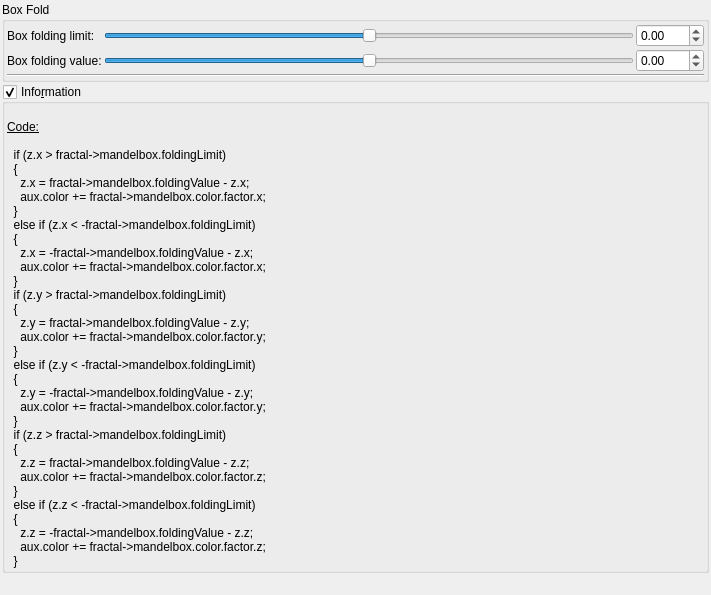
Qt form mandelbulber2/qt_data/fractal_transf_box_fold.ui (buddhi1980/mandelbulber2) before a commit.
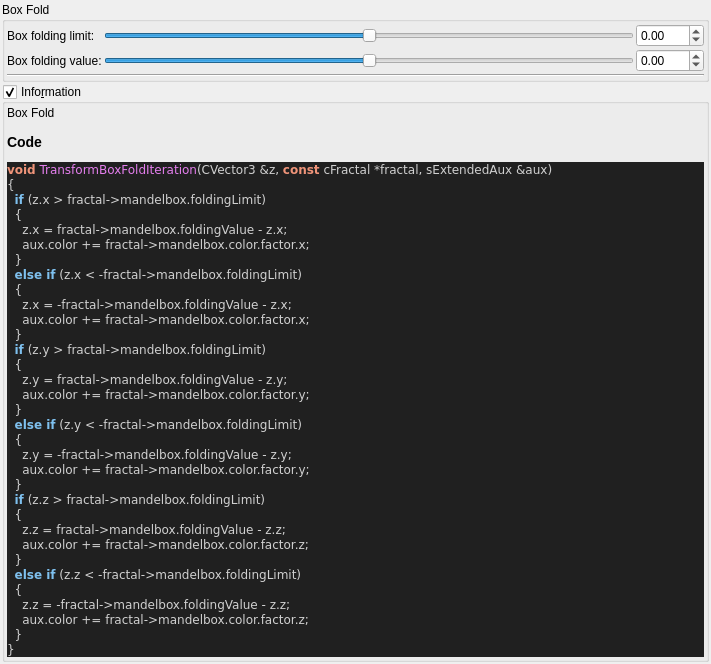
The same form after that commit. Custom widgets are drawn as their Qt base class.

Commit message:
added all transforms information boxes
now all formulas can be parsed.

@buddhi do you got a reference for Xenodreambuie formula?

```diff
--- a/mandelbulber2/qt_data/fractal_transf_box_fold.ui
+++ b/mandelbulber2/qt_data/fractal_transf_box_fold.ui
@@ -214,43 +214,54 @@
       <item>
        <widget class="QLabel" name="label_4">
         <property name="text">
-         <string>&lt;!DOCTYPE HTML PUBLIC &quot;-//W3C//DTD HTML 4.0//EN&quot; &quot;http://www.w3.org/TR/REC-html40/strict.dtd&quot;&gt;
-&lt;html&gt;&lt;head&gt;&lt;meta name=&quot;qrichtext&quot; content=&quot;1&quot; /&gt;&lt;style type=&quot;text/css&quot;&gt;
-p, li { white-space: pre-wrap; }
-&lt;/style&gt;&lt;/head&gt;&lt;body&gt;
-&lt;p style=&quot;-qt-paragraph-type:empty; margin-top:0px; margin-bottom:0px; margin-left:0px; margin-right:0px; -qt-block-indent:0; text-indent:0px;&quot;&gt;&lt;br /&gt;&lt;/p&gt;
-&lt;p style=&quot; margin-top:0px; margin-bottom:0px; margin-left:0px; margin-right:0px; -qt-block-indent:0; text-indent:0px;&quot;&gt;&lt;span style=&quot; text-decoration: underline;&quot;&gt;Code:&lt;/span&gt;&lt;/p&gt;
-&lt;p style=&quot;-qt-paragraph-type:empty; margin-top:0px; margin-bottom:0px; margin-left:0px; margin-right:0px; -qt-block-indent:0; text-indent:0px; text-decoration: underline;&quot;&gt;&lt;br /&gt;&lt;/p&gt;
-&lt;p style=&quot; margin-top:0px; margin-bottom:0px; margin-left:0px; margin-right:0px; -qt-block-indent:0; text-indent:0px;&quot;&gt;  if (z.x &amp;gt; fractal-&amp;gt;mandelbox.foldingLimit)&lt;/p&gt;
-&lt;p style=&quot; margin-top:0px; margin-bottom:0px; margin-left:0px; margin-right:0px; -qt-block-indent:0; text-indent:0px;&quot;&gt;  {&lt;/p&gt;
-&lt;p style=&quot; margin-top:0px; margin-bottom:0px; margin-left:0px; margin-right:0px; -qt-block-indent:0; text-indent:0px;&quot;&gt;    z.x = fractal-&amp;gt;mandelbox.foldingValue - z.x;&lt;/p&gt;
-&lt;p style=&quot; margin-top:0px; margin-bottom:0px; margin-left:0px; margin-right:0px; -qt-block-indent:0; text-indent:0px;&quot;&gt;    aux.color += fractal-&amp;gt;mandelbox.color.factor.x;&lt;/p&gt;
-&lt;p style=&quot; margin-top:0px; margin-bottom:0px; margin-left:0px; margin-right:0px; -qt-block-indent:0; text-indent:0px;&quot;&gt;  }&lt;/p&gt;
-&lt;p style=&quot; margin-top:0px; margin-bottom:0px; margin-left:0px; margin-right:0px; -qt-block-indent:0; text-indent:0px;&quot;&gt;  else if (z.x &amp;lt; -fractal-&amp;gt;mandelbox.foldingLimit)&lt;/p&gt;
-&lt;p style=&quot; margin-top:0px; margin-bottom:0px; margin-left:0px; margin-right:0px; -qt-block-indent:0; text-indent:0px;&quot;&gt;  {&lt;/p&gt;
-&lt;p style=&quot; margin-top:0px; margin-bottom:0px; margin-left:0px; margin-right:0px; -qt-block-indent:0; text-indent:0px;&quot;&gt;    z.x = -fractal-&amp;gt;mandelbox.foldingValue - z.x;&lt;/p&gt;
-&lt;p style=&quot; margin-top:0px; margin-bottom:0px; margin-left:0px; margin-right:0px; -qt-block-indent:0; text-indent:0px;&quot;&gt;    aux.color += fractal-&amp;gt;mandelbox.color.factor.x;&lt;/p&gt;
-&lt;p style=&quot; margin-top:0px; margin-bottom:0px; margin-left:0px; margin-right:0px; -qt-block-indent:0; text-indent:0px;&quot;&gt;  }&lt;/p&gt;
-&lt;p style=&quot; margin-top:0px; margin-bottom:0px; margin-left:0px; margin-right:0px; -qt-block-indent:0; text-indent:0px;&quot;&gt;  if (z.y &amp;gt; fractal-&amp;gt;mandelbox.foldingLimit)&lt;/p&gt;
-&lt;p style=&quot; margin-top:0px; margin-bottom:0px; margin-left:0px; margin-right:0px; -qt-block-indent:0; text-indent:0px;&quot;&gt;  {&lt;/p&gt;
-&lt;p style=&quot; margin-top:0px; margin-bottom:0px; margin-left:0px; margin-right:0px; -qt-block-indent:0; text-indent:0px;&quot;&gt;    z.y = fractal-&amp;gt;mandelbox.foldingValue - z.y;&lt;/p&gt;
-&lt;p style=&quot; margin-top:0px; margin-bottom:0px; margin-left:0px; margin-right:0px; -qt-block-indent:0; text-indent:0px;&quot;&gt;    aux.color += fractal-&amp;gt;mandelbox.color.factor.y;&lt;/p&gt;
-&lt;p style=&quot; margin-top:0px; margin-bottom:0px; margin-left:0px; margin-right:0px; -qt-block-indent:0; text-indent:0px;&quot;&gt;  }&lt;/p&gt;
-&lt;p style=&quot; margin-top:0px; margin-bottom:0px; margin-left:0px; margin-right:0px; -qt-block-indent:0; text-indent:0px;&quot;&gt;  else if (z.y &amp;lt; -fractal-&amp;gt;mandelbox.foldingLimit)&lt;/p&gt;
-&lt;p style=&quot; margin-top:0px; margin-bottom:0px; margin-left:0px; margin-right:0px; -qt-block-indent:0; text-indent:0px;&quot;&gt;  {&lt;/p&gt;
-&lt;p style=&quot; margin-top:0px; margin-bottom:0px; margin-left:0px; margin-right:0px; -qt-block-indent:0; text-indent:0px;&quot;&gt;    z.y = -fractal-&amp;gt;mandelbox.foldingValue - z.y;&lt;/p&gt;
-&lt;p style=&quot; margin-top:0px; margin-bottom:0px; margin-left:0px; margin-right:0px; -qt-block-indent:0; text-indent:0px;&quot;&gt;    aux.color += fractal-&amp;gt;mandelbox.color.factor.y;&lt;/p&gt;
-&lt;p style=&quot; margin-top:0px; margin-bottom:0px; margin-left:0px; margin-right:0px; -qt-block-indent:0; text-indent:0px;&quot;&gt;  }&lt;/p&gt;
-&lt;p style=&quot; margin-top:0px; margin-bottom:0px; margin-left:0px; margin-right:0px; -qt-block-indent:0; text-indent:0px;&quot;&gt;  if (z.z &amp;gt; fractal-&amp;gt;mandelbox.foldingLimit)&lt;/p&gt;
-&lt;p style=&quot; margin-top:0px; margin-bottom:0px; margin-left:0px; margin-right:0px; -qt-block-indent:0; text-indent:0px;&quot;&gt;  {&lt;/p&gt;
-&lt;p style=&quot; margin-top:0px; margin-bottom:0px; margin-left:0px; margin-right:0px; -qt-block-indent:0; text-indent:0px;&quot;&gt;    z.z = fractal-&amp;gt;mandelbox.foldingValue - z.z;&lt;/p&gt;
-&lt;p style=&quot; margin-top:0px; margin-bottom:0px; margin-left:0px; margin-right:0px; -qt-block-indent:0; text-indent:0px;&quot;&gt;    aux.color += fractal-&amp;gt;mandelbox.color.factor.z;&lt;/p&gt;
-&lt;p style=&quot; margin-top:0px; margin-bottom:0px; margin-left:0px; margin-right:0px; -qt-block-indent:0; text-indent:0px;&quot;&gt;  }&lt;/p&gt;
-&lt;p style=&quot; margin-top:0px; margin-bottom:0px; margin-left:0px; margin-right:0px; -qt-block-indent:0; text-indent:0px;&quot;&gt;  else if (z.z &amp;lt; -fractal-&amp;gt;mandelbox.foldingLimit)&lt;/p&gt;
-&lt;p style=&quot; margin-top:0px; margin-bottom:0px; margin-left:0px; margin-right:0px; -qt-block-indent:0; text-indent:0px;&quot;&gt;  {&lt;/p&gt;
-&lt;p style=&quot; margin-top:0px; margin-bottom:0px; margin-left:0px; margin-right:0px; -qt-block-indent:0; text-indent:0px;&quot;&gt;    z.z = -fractal-&amp;gt;mandelbox.foldingValue - z.z;&lt;/p&gt;
-&lt;p style=&quot; margin-top:0px; margin-bottom:0px; margin-left:0px; margin-right:0px; -qt-block-indent:0; text-indent:0px;&quot;&gt;    aux.color += fractal-&amp;gt;mandelbox.color.factor.z;&lt;/p&gt;
-&lt;p style=&quot; margin-top:0px; margin-bottom:0px; margin-left:0px; margin-right:0px; -qt-block-indent:0; text-indent:0px;&quot;&gt;  }&lt;/p&gt;&lt;/body&gt;&lt;/html&gt;</string>
+         <string>&lt;p&gt;Box Fold&lt;/p&gt;&lt;table&gt;
+&lt;/table&gt;
+&lt;h3&gt;Code&lt;/h3&gt;
+&lt;!DOCTYPE HTML PUBLIC &quot;-//W3C//DTD HTML 4.0 Transitional//EN&quot;&gt;
+&lt;html&gt;
+&lt;head&gt;
+&lt;meta http-equiv=&quot;content-type&quot; content=&quot;text/html; charset=ISO-8859-1&quot;&gt;
+&lt;title&gt;Source file&lt;/title&gt;
+&lt;/head&gt;
+&lt;body style=&quot;background-color:#202020&quot;&gt;
+&lt;pre style=&quot;color:#d0d0d0; background-color:#202020;  font-family:'Courier New';&quot;&gt;&lt;span style=&quot;color:#f09479; font-weight:bold&quot;&gt;void&lt;/span&gt; &lt;span style=&quot;color:#e47eed&quot;&gt;TransformBoxFoldIteration&lt;/span&gt;&lt;span style=&quot;color:#d0d0d0&quot;&gt;(&lt;/span&gt;CVector3 &lt;span style=&quot;color:#d0d0d0&quot;&gt;&amp;amp;&lt;/span&gt;z&lt;span style=&quot;color:#d0d0d0&quot;&gt;,&lt;/span&gt; &lt;span style=&quot;color:#f09479; font-weight:bold&quot;&gt;const&lt;/span&gt; cFractal &lt;span style=&quot;color:#d0d0d0&quot;&gt;*&lt;/span&gt;fractal&lt;span style=&quot;color:#d0d0d0&quot;&gt;,&lt;/span&gt; sExtendedAux &lt;span style=&quot;color:#d0d0d0&quot;&gt;&amp;amp;&lt;/span&gt;aux&lt;span style=&quot;color:#d0d0d0&quot;&gt;)&lt;/span&gt;
+&lt;span style=&quot;color:#d0d0d0&quot;&gt;{&lt;/span&gt;
+  &lt;span style=&quot;color:#7ec0ee; font-weight:bold&quot;&gt;if&lt;/span&gt; &lt;span style=&quot;color:#d0d0d0&quot;&gt;(&lt;/span&gt;z&lt;span style=&quot;color:#d0d0d0&quot;&gt;.&lt;/span&gt;x &lt;span style=&quot;color:#d0d0d0&quot;&gt;&amp;gt;&lt;/span&gt; fractal&lt;span style=&quot;color:#d0d0d0&quot;&gt;-&amp;gt;&lt;/span&gt;mandelbox&lt;span style=&quot;color:#d0d0d0&quot;&gt;.&lt;/span&gt;foldingLimit&lt;span style=&quot;color:#d0d0d0&quot;&gt;)&lt;/span&gt;
+  &lt;span style=&quot;color:#d0d0d0&quot;&gt;{&lt;/span&gt;
+    z&lt;span style=&quot;color:#d0d0d0&quot;&gt;.&lt;/span&gt;x &lt;span style=&quot;color:#d0d0d0&quot;&gt;=&lt;/span&gt; fractal&lt;span style=&quot;color:#d0d0d0&quot;&gt;-&amp;gt;&lt;/span&gt;mandelbox&lt;span style=&quot;color:#d0d0d0&quot;&gt;.&lt;/span&gt;foldingValue &lt;span style=&quot;color:#d0d0d0&quot;&gt;-&lt;/span&gt; z&lt;span style=&quot;color:#d0d0d0&quot;&gt;.&lt;/span&gt;x&lt;span style=&quot;color:#d0d0d0&quot;&gt;;&lt;/span&gt;
+    aux&lt;span style=&quot;color:#d0d0d0&quot;&gt;.&lt;/span&gt;color &lt;span style=&quot;color:#d0d0d0&quot;&gt;+=&lt;/span&gt; fractal&lt;span style=&quot;color:#d0d0d0&quot;&gt;-&amp;gt;&lt;/span&gt;mandelbox&lt;span style=&quot;color:#d0d0d0&quot;&gt;.&lt;/span&gt;color&lt;span style=&quot;color:#d0d0d0&quot;&gt;.&lt;/span&gt;factor&lt;span style=&quot;color:#d0d0d0&quot;&gt;.&lt;/span&gt;x&lt;span style=&quot;color:#d0d0d0&quot;&gt;;&lt;/span&gt;
+  &lt;span style=&quot;color:#d0d0d0&quot;&gt;}&lt;/span&gt;
+  &lt;span style=&quot;color:#7ec0ee; font-weight:bold&quot;&gt;else if&lt;/span&gt; &lt;span style=&quot;color:#d0d0d0&quot;&gt;(&lt;/span&gt;z&lt;span style=&quot;color:#d0d0d0&quot;&gt;.&lt;/span&gt;x &lt;span style=&quot;color:#d0d0d0&quot;&gt;&amp;lt; -&lt;/span&gt;fractal&lt;span style=&quot;color:#d0d0d0&quot;&gt;-&amp;gt;&lt;/span&gt;mandelbox&lt;span style=&quot;color:#d0d0d0&quot;&gt;.&lt;/span&gt;foldingLimit&lt;span style=&quot;color:#d0d0d0&quot;&gt;)&lt;/span&gt;
+  &lt;span style=&quot;color:#d0d0d0&quot;&gt;{&lt;/span&gt;
+    z&lt;span style=&quot;color:#d0d0d0&quot;&gt;.&lt;/span&gt;x &lt;span style=&quot;color:#d0d0d0&quot;&gt;= -&lt;/span&gt;fractal&lt;span style=&quot;color:#d0d0d0&quot;&gt;-&amp;gt;&lt;/span&gt;mandelbox&lt;span style=&quot;color:#d0d0d0&quot;&gt;.&lt;/span&gt;foldingValue &lt;span style=&quot;color:#d0d0d0&quot;&gt;-&lt;/span&gt; z&lt;span style=&quot;color:#d0d0d0&quot;&gt;.&lt;/span&gt;x&lt;span style=&quot;color:#d0d0d0&quot;&gt;;&lt;/span&gt;
+    aux&lt;span style=&quot;color:#d0d0d0&quot;&gt;.&lt;/span&gt;color &lt;span style=&quot;color:#d0d0d0&quot;&gt;+=&lt;/span&gt; fractal&lt;span style=&quot;color:#d0d0d0&quot;&gt;-&amp;gt;&lt;/span&gt;mandelbox&lt;span style=&quot;color:#d0d0d0&quot;&gt;.&lt;/span&gt;color&lt;span style=&quot;color:#d0d0d0&quot;&gt;.&lt;/span&gt;factor&lt;span style=&quot;color:#d0d0d0&quot;&gt;.&lt;/span&gt;x&lt;span style=&quot;color:#d0d0d0&quot;&gt;;&lt;/span&gt;
+  &lt;span style=&quot;color:#d0d0d0&quot;&gt;}&lt;/span&gt;
+  &lt;span style=&quot;color:#7ec0ee; font-weight:bold&quot;&gt;if&lt;/span&gt; &lt;span style=&quot;color:#d0d0d0&quot;&gt;(&lt;/span&gt;z&lt;span style=&quot;color:#d0d0d0&quot;&gt;.&lt;/span&gt;y &lt;span style=&quot;color:#d0d0d0&quot;&gt;&amp;gt;&lt;/span&gt; fractal&lt;span style=&quot;color:#d0d0d0&quot;&gt;-&amp;gt;&lt;/span&gt;mandelbox&lt;span style=&quot;color:#d0d0d0&quot;&gt;.&lt;/span&gt;foldingLimit&lt;span style=&quot;color:#d0d0d0&quot;&gt;)&lt;/span&gt;
+  &lt;span style=&quot;color:#d0d0d0&quot;&gt;{&lt;/span&gt;
+    z&lt;span style=&quot;color:#d0d0d0&quot;&gt;.&lt;/span&gt;y &lt;span style=&quot;color:#d0d0d0&quot;&gt;=&lt;/span&gt; fractal&lt;span style=&quot;color:#d0d0d0&quot;&gt;-&amp;gt;&lt;/span&gt;mandelbox&lt;span style=&quot;color:#d0d0d0&quot;&gt;.&lt;/span&gt;foldingValue &lt;span style=&quot;color:#d0d0d0&quot;&gt;-&lt;/span&gt; z&lt;span style=&quot;color:#d0d0d0&quot;&gt;.&lt;/span&gt;y&lt;span style=&quot;color:#d0d0d0&quot;&gt;;&lt;/span&gt;
+    aux&lt;span style=&quot;color:#d0d0d0&quot;&gt;.&lt;/span&gt;color &lt;span style=&quot;color:#d0d0d0&quot;&gt;+=&lt;/span&gt; fractal&lt;span style=&quot;color:#d0d0d0&quot;&gt;-&amp;gt;&lt;/span&gt;mandelbox&lt;span style=&quot;color:#d0d0d0&quot;&gt;.&lt;/span&gt;color&lt;span style=&quot;color:#d0d0d0&quot;&gt;.&lt;/span&gt;factor&lt;span style=&quot;color:#d0d0d0&quot;&gt;.&lt;/span&gt;y&lt;span style=&quot;color:#d0d0d0&quot;&gt;;&lt;/span&gt;
+  &lt;span style=&quot;color:#d0d0d0&quot;&gt;}&lt;/span&gt;
+  &lt;span style=&quot;color:#7ec0ee; font-weight:bold&quot;&gt;else if&lt;/span&gt; &lt;span style=&quot;color:#d0d0d0&quot;&gt;(&lt;/span&gt;z&lt;span style=&quot;color:#d0d0d0&quot;&gt;.&lt;/span&gt;y &lt;span style=&quot;color:#d0d0d0&quot;&gt;&amp;lt; -&lt;/span&gt;fractal&lt;span style=&quot;color:#d0d0d0&quot;&gt;-&amp;gt;&lt;/span&gt;mandelbox&lt;span style=&quot;color:#d0d0d0&quot;&gt;.&lt;/span&gt;foldingLimit&lt;span style=&quot;color:#d0d0d0&quot;&gt;)&lt;/span&gt;
+  &lt;span style=&quot;color:#d0d0d0&quot;&gt;{&lt;/span&gt;
+    z&lt;span style=&quot;color:#d0d0d0&quot;&gt;.&lt;/span&gt;y &lt;span style=&quot;color:#d0d0d0&quot;&gt;= -&lt;/span&gt;fractal&lt;span style=&quot;color:#d0d0d0&quot;&gt;-&amp;gt;&lt;/span&gt;mandelbox&lt;span style=&quot;color:#d0d0d0&quot;&gt;.&lt;/span&gt;foldingValue &lt;span style=&quot;color:#d0d0d0&quot;&gt;-&lt;/span&gt; z&lt;span style=&quot;color:#d0d0d0&quot;&gt;.&lt;/span&gt;y&lt;span style=&quot;color:#d0d0d0&quot;&gt;;&lt;/span&gt;
+    aux&lt;span style=&quot;color:#d0d0d0&quot;&gt;.&lt;/span&gt;color &lt;span style=&quot;color:#d0d0d0&quot;&gt;+=&lt;/span&gt; fractal&lt;span style=&quot;color:#d0d0d0&quot;&gt;-&amp;gt;&lt;/span&gt;mandelbox&lt;span style=&quot;color:#d0d0d0&quot;&gt;.&lt;/span&gt;color&lt;span style=&quot;color:#d0d0d0&quot;&gt;.&lt;/span&gt;factor&lt;span style=&quot;color:#d0d0d0&quot;&gt;.&lt;/span&gt;y&lt;span style=&quot;color:#d0d0d0&quot;&gt;;&lt;/span&gt;
+  &lt;span style=&quot;color:#d0d0d0&quot;&gt;}&lt;/span&gt;
+  &lt;span style=&quot;color:#7ec0ee; font-weight:bold&quot;&gt;if&lt;/span&gt; &lt;span style=&quot;color:#d0d0d0&quot;&gt;(&lt;/span&gt;z&lt;span style=&quot;color:#d0d0d0&quot;&gt;.&lt;/span&gt;z &lt;span style=&quot;color:#d0d0d0&quot;&gt;&amp;gt;&lt;/span&gt; fractal&lt;span style=&quot;color:#d0d0d0&quot;&gt;-&amp;gt;&lt;/span&gt;mandelbox&lt;span style=&quot;color:#d0d0d0&quot;&gt;.&lt;/span&gt;foldingLimit&lt;span style=&quot;color:#d0d0d0&quot;&gt;)&lt;/span&gt;
+  &lt;span style=&quot;color:#d0d0d0&quot;&gt;{&lt;/span&gt;
+    z&lt;span style=&quot;color:#d0d0d0&quot;&gt;.&lt;/span&gt;z &lt;span style=&quot;color:#d0d0d0&quot;&gt;=&lt;/span&gt; fractal&lt;span style=&quot;color:#d0d0d0&quot;&gt;-&amp;gt;&lt;/span&gt;mandelbox&lt;span style=&quot;color:#d0d0d0&quot;&gt;.&lt;/span&gt;foldingValue &lt;span style=&quot;color:#d0d0d0&quot;&gt;-&lt;/span&gt; z&lt;span style=&quot;color:#d0d0d0&quot;&gt;.&lt;/span&gt;z&lt;span style=&quot;color:#d0d0d0&quot;&gt;;&lt;/span&gt;
+    aux&lt;span style=&quot;color:#d0d0d0&quot;&gt;.&lt;/span&gt;color &lt;span style=&quot;color:#d0d0d0&quot;&gt;+=&lt;/span&gt; fractal&lt;span style=&quot;color:#d0d0d0&quot;&gt;-&amp;gt;&lt;/span&gt;mandelbox&lt;span style=&quot;color:#d0d0d0&quot;&gt;.&lt;/span&gt;color&lt;span style=&quot;color:#d0d0d0&quot;&gt;.&lt;/span&gt;factor&lt;span style=&quot;color:#d0d0d0&quot;&gt;.&lt;/span&gt;z&lt;span style=&quot;color:#d0d0d0&quot;&gt;;&lt;/span&gt;
+  &lt;span style=&quot;color:#d0d0d0&quot;&gt;}&lt;/span&gt;
+  &lt;span style=&quot;color:#7ec0ee; font-weight:bold&quot;&gt;else if&lt;/span&gt; &lt;span style=&quot;color:#d0d0d0&quot;&gt;(&lt;/span&gt;z&lt;span style=&quot;color:#d0d0d0&quot;&gt;.&lt;/span&gt;z &lt;span style=&quot;color:#d0d0d0&quot;&gt;&amp;lt; -&lt;/span&gt;fractal&lt;span style=&quot;color:#d0d0d0&quot;&gt;-&amp;gt;&lt;/span&gt;mandelbox&lt;span style=&quot;color:#d0d0d0&quot;&gt;.&lt;/span&gt;foldingLimit&lt;span style=&quot;color:#d0d0d0&quot;&gt;)&lt;/span&gt;
+  &lt;span style=&quot;color:#d0d0d0&quot;&gt;{&lt;/span&gt;
+    z&lt;span style=&quot;color:#d0d0d0&quot;&gt;.&lt;/span&gt;z &lt;span style=&quot;color:#d0d0d0&quot;&gt;= -&lt;/span&gt;fractal&lt;span style=&quot;color:#d0d0d0&quot;&gt;-&amp;gt;&lt;/span&gt;mandelbox&lt;span style=&quot;color:#d0d0d0&quot;&gt;.&lt;/span&gt;foldingValue &lt;span style=&quot;color:#d0d0d0&quot;&gt;-&lt;/span&gt; z&lt;span style=&quot;color:#d0d0d0&quot;&gt;.&lt;/span&gt;z&lt;span style=&quot;color:#d0d0d0&quot;&gt;;&lt;/span&gt;
+    aux&lt;span style=&quot;color:#d0d0d0&quot;&gt;.&lt;/span&gt;color &lt;span style=&quot;color:#d0d0d0&quot;&gt;+=&lt;/span&gt; fractal&lt;span style=&quot;color:#d0d0d0&quot;&gt;-&amp;gt;&lt;/span&gt;mandelbox&lt;span style=&quot;color:#d0d0d0&quot;&gt;.&lt;/span&gt;color&lt;span style=&quot;color:#d0d0d0&quot;&gt;.&lt;/span&gt;factor&lt;span style=&quot;color:#d0d0d0&quot;&gt;.&lt;/span&gt;z&lt;span style=&quot;color:#d0d0d0&quot;&gt;;&lt;/span&gt;
+  &lt;span style=&quot;color:#d0d0d0&quot;&gt;}&lt;/span&gt;
+&lt;span style=&quot;color:#d0d0d0&quot;&gt;}&lt;/span&gt;
+&lt;/pre&gt;
+&lt;/body&gt;
+&lt;/html&gt;
+&lt;!--HTML generated by highlight 3.9, http://www.andre-simon.de/--&gt;
+</string>
         </property>
         <property name="wordWrap">
          <bool>true</bool>
```
Left out of the diff: 2 changed lines with no effect on the pictures. The commit also changes 75 other files.
